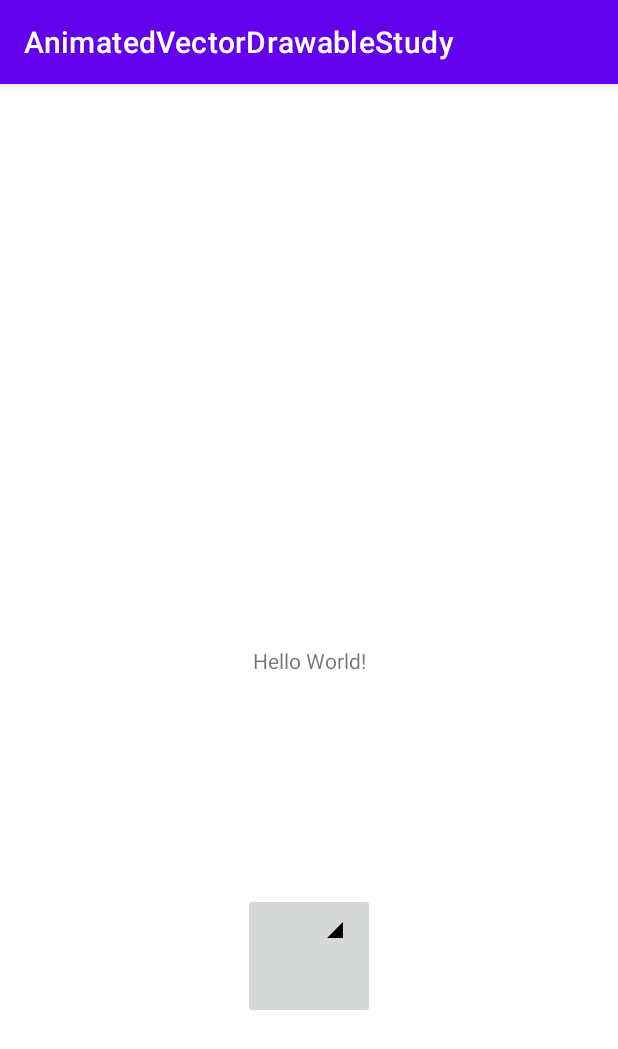
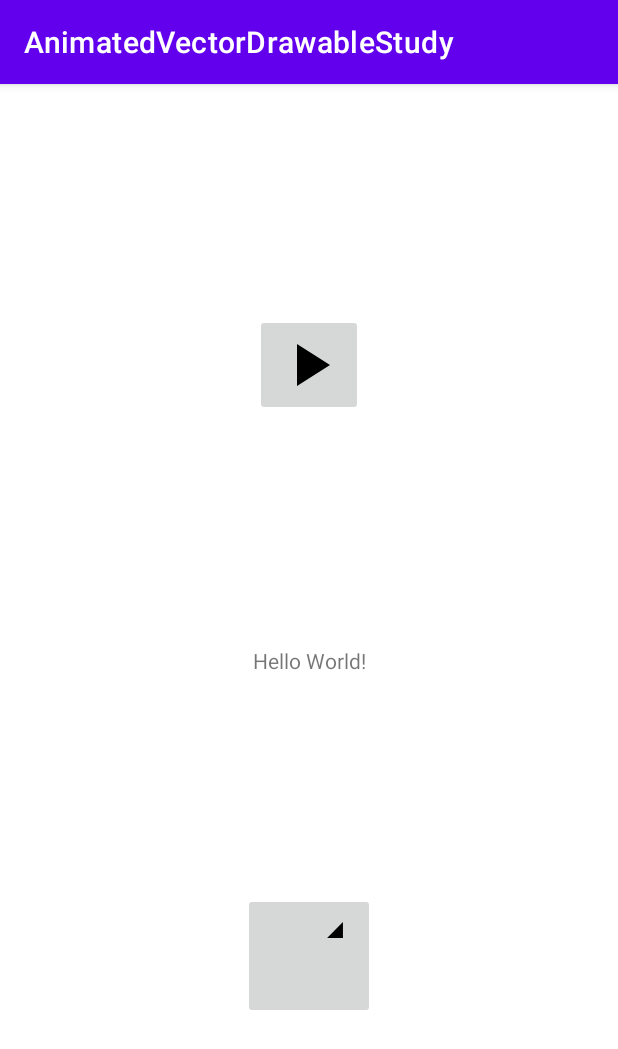
Before and after one commit to Gan0803/AnimationVectorDrawableStudy, an Android app: the screen it shows after launch (MainActivity), on a phone screen of 412 x 824 dp. Shown: the top 1049 px of the screen. Run offline under Robolectric (Android 15) with nearby library versions, the phone set to English and light mode, and no system bars.

Commit message:
play / pause ボタンを追加

```diff
--- a/app/src/main/java/gan0803/pj/study/animatedvectordrawablestudy/MainActivity.kt
+++ b/app/src/main/java/gan0803/pj/study/animatedvectordrawablestudy/MainActivity.kt
@@ -10,6 +10,8 @@ class MainActivity : AppCompatActivity() {
     companion object {
         const val STATE_TRIANGLE = 0
         const val STATE_RECT = 1
+        const val STATE_PAUSE = 0
+        const val STATE_PLAY = 1
     }
 
     private var state = STATE_TRIANGLE
@@ -32,5 +34,18 @@ class MainActivity : AppCompatActivity() {
             animatable.start()
         }
 
+        findViewById<ImageButton>(R.id.imageButton2).setOnClickListener {
+            val imageButton = it as ImageButton
+            var drawable = R.drawable.pause_to_play
+            if (state == STATE_PLAY) {
+                drawable = R.drawable.play_to_pause
+                state = STATE_PAUSE
+            } else {
+                state = STATE_PLAY
+            }
+            imageButton.setImageDrawable(ResourcesCompat.getDrawable(resources, drawable, null))
+            val animatable: Animatable = imageButton.drawable as Animatable
+            animatable.start()
+        }
     }
 }
--- /dev/null
+++ b/app/src/main/res/drawable/ic_baseline_pause_48.xml
@@ -0,0 +1,11 @@
+<vector xmlns:android="http://schemas.android.com/apk/res/android"
+    android:width="48dp"
+    android:height="48dp"
+    android:tint="?attr/colorControlNormal"
+    android:viewportWidth="24"
+    android:viewportHeight="24">
+    <path
+        android:name="pause"
+        android:fillColor="@android:color/white"
+        android:pathData="M6,19h4L10,5L6,5v14zM14,5v14h4L18,5h-4z" />
+</vector>
--- /dev/null
+++ b/app/src/main/res/drawable/ic_baseline_play_arrow_48.xml
@@ -0,0 +1,11 @@
+<vector xmlns:android="http://schemas.android.com/apk/res/android"
+    android:width="48dp"
+    android:height="48dp"
+    android:tint="?attr/colorControlNormal"
+    android:viewportWidth="24"
+    android:viewportHeight="24">
+    <path
+        android:name="play"
+        android:fillColor="@android:color/white"
+        android:pathData="M8,5v14l11,-7z" />
+</vector>
--- /dev/null
+++ b/app/src/main/res/drawable/pause_to_play.xml
@@ -0,0 +1,46 @@
+<?xml version="1.0" encoding="utf-8"?>
+
+<animated-vector xmlns:android="http://schemas.android.com/apk/res/android"
+    xmlns:aapt="http://schemas.android.com/aapt">
+    <aapt:attr name="android:drawable">
+        <vector
+            android:width="48dp"
+            android:height="48dp"
+            android:viewportWidth="48"
+            android:viewportHeight="48">
+            <group
+                android:name="rotationGroup"
+                android:pivotX="24"
+                android:pivotY="24"
+                android:rotation="0">
+                <path
+                    android:name="v"
+                    android:fillColor="#000000"
+                    android:pathData="@string/path_play" />
+            </group>
+        </vector>
+    </aapt:attr>
+
+    <target android:name="rotationGroup">
+        <aapt:attr name="android:animation">
+            <objectAnimator
+                android:duration="500"
+                android:propertyName="rotation"
+                android:valueFrom="0"
+                android:valueTo="360" />
+        </aapt:attr>
+    </target>
+
+    <target android:name="v">
+        <aapt:attr name="android:animation">
+            <set>
+                <objectAnimator
+                    android:duration="500"
+                    android:propertyName="pathData"
+                    android:valueFrom="@string/path_play"
+                    android:valueTo="@string/path_pause"
+                    android:valueType="pathType" />
+            </set>
+        </aapt:attr>
+    </target>
+</animated-vector>
--- /dev/null
+++ b/app/src/main/res/drawable/play_to_pause.xml
@@ -0,0 +1,46 @@
+<?xml version="1.0" encoding="utf-8"?>
+
+<animated-vector xmlns:android="http://schemas.android.com/apk/res/android"
+    xmlns:aapt="http://schemas.android.com/aapt">
+    <aapt:attr name="android:drawable">
+        <vector
+            android:width="48dp"
+            android:height="48dp"
+            android:viewportWidth="48"
+            android:viewportHeight="48">
+            <group
+                android:name="rotationGroup"
+                android:pivotX="24"
+                android:pivotY="24"
+                android:rotation="0">
+                <path
+                    android:name="v"
+                    android:fillColor="#000000"
+                    android:pathData="@string/path_pause" />
+            </group>
+        </vector>
+    </aapt:attr>
+
+    <target android:name="rotationGroup">
+        <aapt:attr name="android:animation">
+            <objectAnimator
+                android:duration="500"
+                android:propertyName="rotation"
+                android:valueFrom="360"
+                android:valueTo="0" />
+        </aapt:attr>
+    </target>
+
+    <target android:name="v">
+        <aapt:attr name="android:animation">
+            <set>
+                <objectAnimator
+                    android:duration="500"
+                    android:propertyName="pathData"
+                    android:valueFrom="@string/path_pause"
+                    android:valueTo="@string/path_play"
+                    android:valueType="pathType" />
+            </set>
+        </aapt:attr>
+    </target>
+</animated-vector>
--- a/app/src/main/res/layout/activity_main.xml
+++ b/app/src/main/res/layout/activity_main.xml
@@ -24,6 +24,15 @@
         app:layout_constraintEnd_toEndOf="parent"
         app:layout_constraintStart_toStartOf="parent"
         app:layout_constraintTop_toBottomOf="@+id/textView"
-        app:srcCompat="@drawable/triangle_to_rect" />
+        android:src="@drawable/triangle_to_rect" />
 
+    <ImageButton
+        android:id="@+id/imageButton2"
+        android:layout_width="wrap_content"
+        android:layout_height="wrap_content"
+        app:layout_constraintBottom_toTopOf="@+id/textView"
+        app:layout_constraintEnd_toEndOf="parent"
+        app:layout_constraintStart_toStartOf="parent"
+        app:layout_constraintTop_toTopOf="parent"
+        android:src="@drawable/pause_to_play" />
 </androidx.constraintlayout.widget.ConstraintLayout>
--- /dev/null
+++ b/app/src/main/res/values/paths.xml
@@ -0,0 +1,30 @@
+<?xml version="1.0" encoding="utf-8"?>
+<resources>
+
+    <string name="path_play">
+        M38,24
+        L38,24
+        L16,24
+        L16,10
+        z
+        M38,24
+        L38,24
+        L16,38
+        L16,24
+        z
+    </string>
+
+    <string name="path_pause">
+        M12,10
+        L20,10
+        L20,38
+        L12,38
+        z
+        M28,10
+        L36,10
+        L36,38
+        L28,38
+        z
+    </string>
+
+</resources>
```
